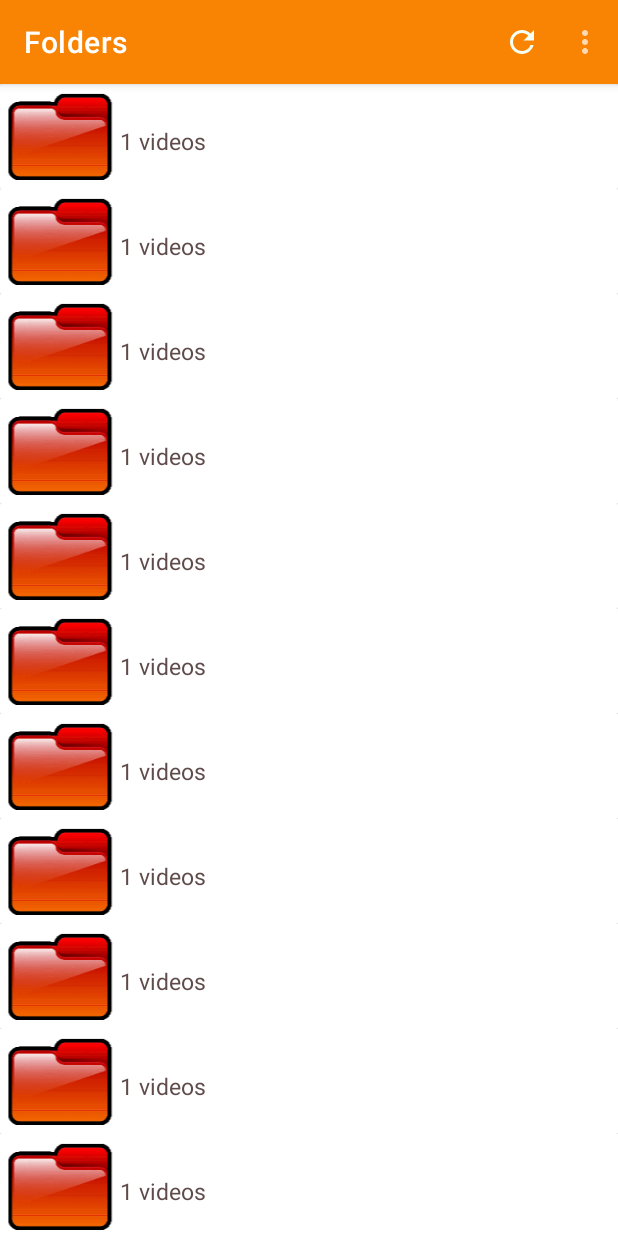
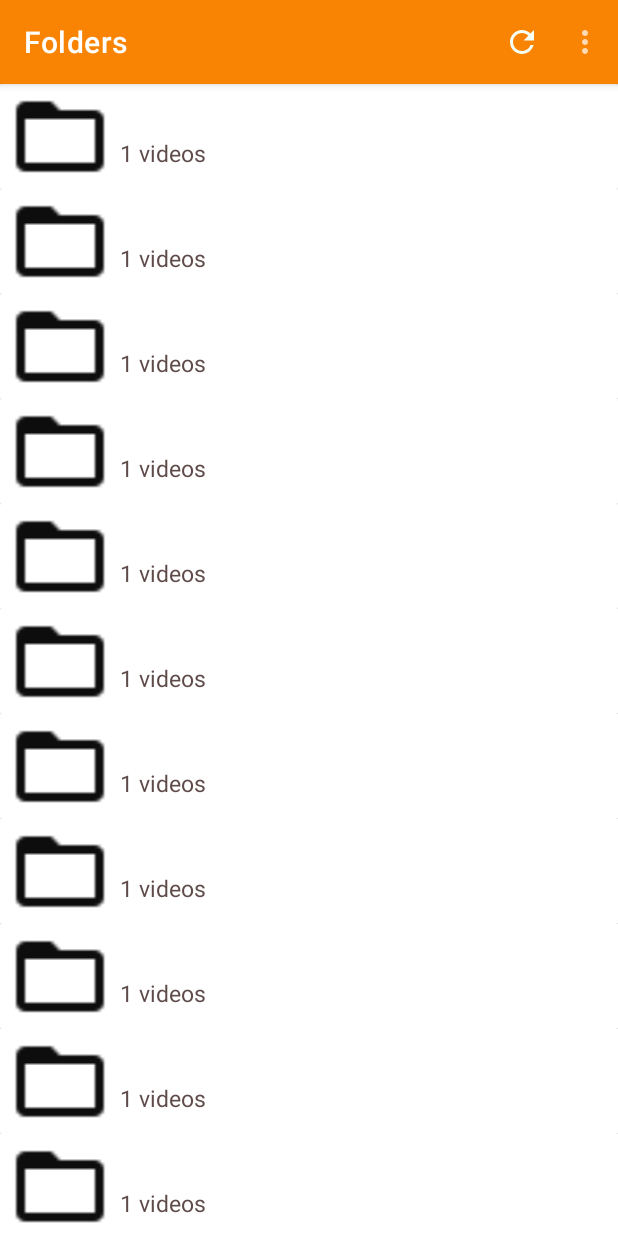
Before and after one commit to atmehedi/T-Player, an Android app: the screen it shows after launch (MainActivity), on a phone screen of 412 x 824 dp. Run offline under Robolectric (Android 15) with nearby library versions, the phone set to English and light mode, and no system bars; 4 statements that could not run were skipped.

Commit message:
sort of finalized back-end

```diff
--- a/app/src/main/java/com/telent/t_player/adapter/RecyclerAdapter.kt
+++ b/app/src/main/java/com/telent/t_player/adapter/RecyclerAdapter.kt
@@ -38,7 +38,7 @@ class RecyclerAdapter(val context: Context, val itemList: ArrayList<Videos>) :
         holder.itemCount.text = pic.VidCount
 
 
-        Glide.with(context).load(R.drawable.f3).into(holder.itemImage)
+        Glide.with(context).load(R.drawable.ic_baseline_folder_open_24).into(holder.itemImage)
 
         holder.cView.setOnClickListener {
             val intent = Intent(context, VideoActivity::class.java)
--- /dev/null
+++ b/app/src/main/res/drawable/ic_baseline_folder_open_24.xml
@@ -0,0 +1,5 @@
+<vector android:autoMirrored="true" android:height="24dp"
+    android:tint="@color/txcolor" android:viewportHeight="24"
+    android:viewportWidth="24" android:width="24dp" xmlns:android="http://schemas.android.com/apk/res/android">
+    <path android:fillColor="@android:color/white" android:pathData="M20,6h-8l-2,-2L4,4c-1.1,0 -1.99,0.9 -1.99,2L2,18c0,1.1 0.9,2 2,2h16c1.1,0 2,-0.9 2,-2L22,8c0,-1.1 -0.9,-2 -2,-2zM20,18L4,18L4,8h16v10z"/>
+</vector>
--- a/app/src/main/res/layout/sing_row_item.xml
+++ b/app/src/main/res/layout/sing_row_item.xml
@@ -22,9 +22,10 @@
                 android:layout_width="80dp"
                 android:layout_height="match_parent"
                 android:contentDescription="@string/folder"
-                app:srcCompat="@drawable/f3" />
+                app:srcCompat="@drawable/ic_baseline_folder_open_24" />
 
             <TextView
+                android:layout_marginTop="8dp"
                 android:id="@+id/txt_videoTitle"
                 android:layout_width="wrap_content"
                 android:layout_height="wrap_content"
```
Also changed, not shown: app/src/main/res/drawable/ic_baseline_folder_24.xml (deleted, +0 -13 lines), app/src/main/res/drawable/f3.png (deleted).
